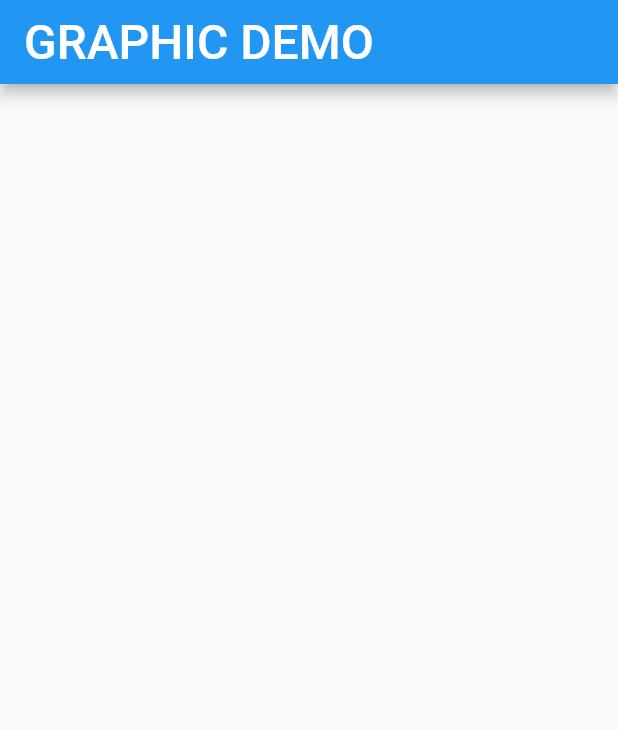
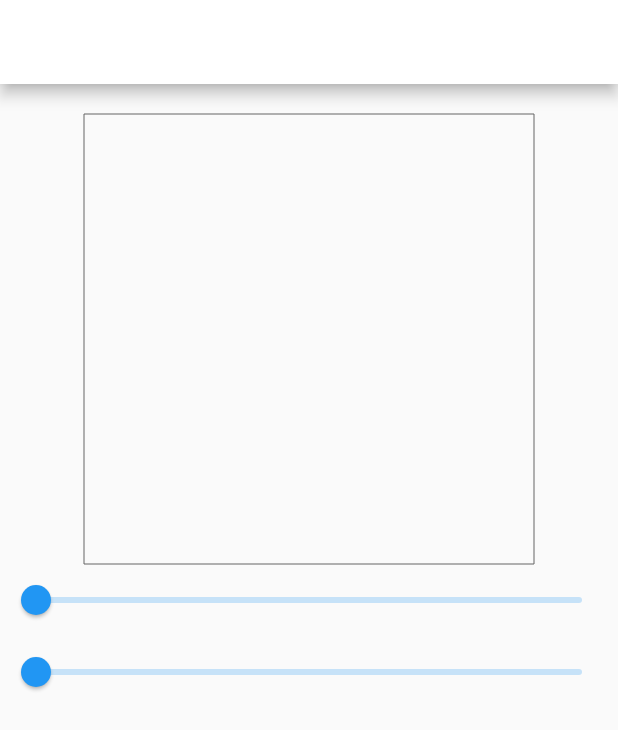
Before and after one commit to Sakiika2128/f_test, a Flutter app: the screen it shows after launch, on a phone screen of 412 x 824 dp. Shown: the top 730 px of the screen. Run offline on Flutter 3.47's test engine with Material 2 defaults, Android fonts, the phone set to English and light mode, and no system bars.

Commit message:
スライドバーで丸の大きさと透過度を変えられる

```diff
--- a/lib/first_page.dart
+++ b/lib/first_page.dart
@@ -12,7 +12,8 @@ class MyHomePage extends StatefulWidget{
 }
 
 class _MyHomePageState extends State<MyHomePage>{
-  static List<Offset>_points = [];
+  static double _value = 0;
+  static double _opaq = 0;
 
   @override
   void initState(){
@@ -23,25 +24,50 @@ class _MyHomePageState extends State<MyHomePage>{
   Widget build(BuildContext context){
     return Scaffold(
       appBar: AppBar(
+        backgroundColor: Color.fromARGB(255, 255, 255, 255),
         title: Text(
           'GRAPHIC DEMO',
           style: TextStyle(fontSize: 32),
         ),
       ),
-      body: Center(
-        child: Listener(
-          onPointerDown: _addPointer,
-          child: CustomPaint(
-            painter: MyPainter(_points),
-            child: Center(),
+      body: Column(
+        children: [
+          Padding(
+            padding: EdgeInsets.all(10),
           ),
-        ),
+          Container(
+            width: 300,
+            height: 300,
+            child: CustomPaint(
+              painter: MyPainter(_value, _opaq.toInt()),
+              child: Center(),
+            ),
+          ),
+          Slider(
+            min: 0.0,
+            max: 300.0,
+            value: _value,
+            onChanged: _changeVal,
+          ),
+          Slider(
+            min: 0.0,
+            max: 255.0,
+            value: _opaq,
+            onChanged: _changeOpaq,
+          ),
+        ],
       ),
     );
   }
-  void _addPointer(PointerDownEvent event){
+
+  void _changeVal(double value){
     setState(() {
-      _points.add(event.localPosition);
+      _value = value;
+    });
+  }
+  void _changeOpaq(double value){
+    setState(() {
+      _opaq = value;
     });
   }
 }
--- a/lib/my_painter.dart
+++ b/lib/my_painter.dart
@@ -5,19 +5,29 @@ import 'package:f_test/first_page.dart';
 import 'dart:ui' as ui;
 
 class MyPainter extends CustomPainter{
-  final List<Offset> _points;
-  MyPainter(this._points);
+  final double _value;
+  final int _opaq;
+
+  MyPainter(this._value, this._opaq);
 
   @override
   void paint(Canvas canvas, Size size){
     Paint p = Paint();
 
     p.style = PaintingStyle.fill;
-    p.color = Color.fromARGB(150, 255, 69, 0);
-    for(var pos in _points){
-      Rect r = Rect.fromLTWH(pos.dx - 25, pos.dy - 25, 50.0, 50.0);
-      canvas.drawOval(r, p);
-    }
+    p.color = Color.fromARGB(_opaq, 255, 69, 0);
+    Rect r = Rect.fromLTWH(
+      (size.width - _value) / 2,
+      (size.height - _value) / 2,
+      _value,
+      _value
+    );
+    canvas.drawOval(r, p);
+
+    r = Rect.fromLTWH(0, 0, size.width, size.height);
+    p.style = PaintingStyle.stroke;
+    p.color = Color.fromARGB(255, 100, 100, 100);
+    canvas.drawRect(r, p);
   }
   @override
   bool shouldRepaint(CustomPainter oldDelegate) => true;
```
